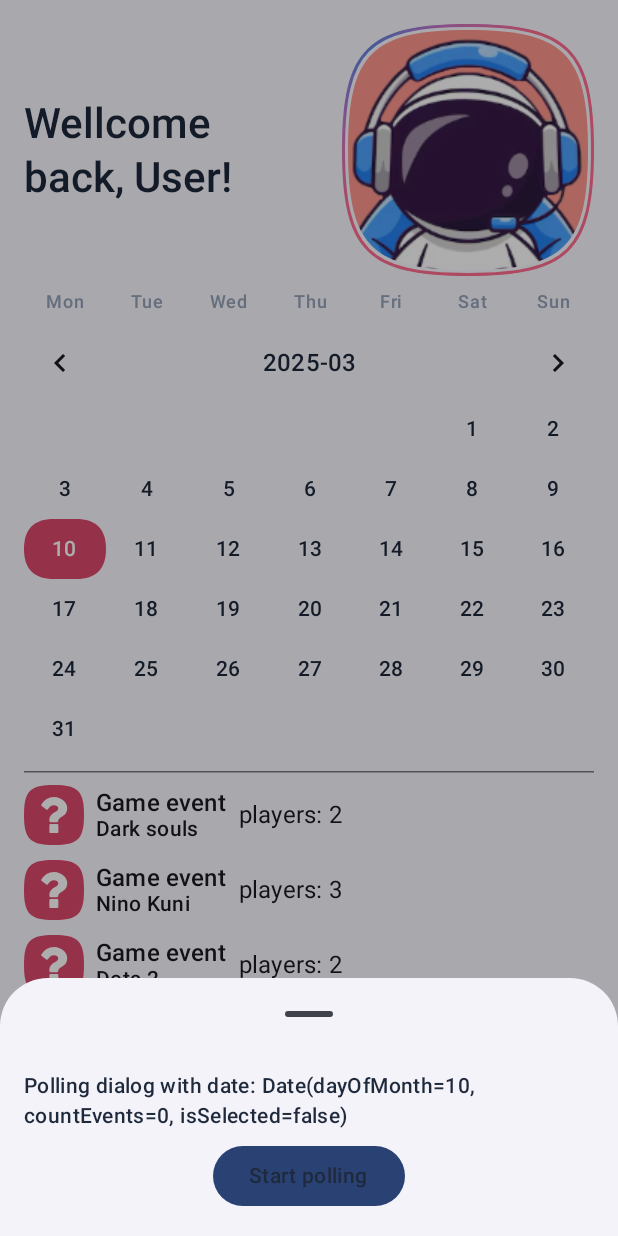
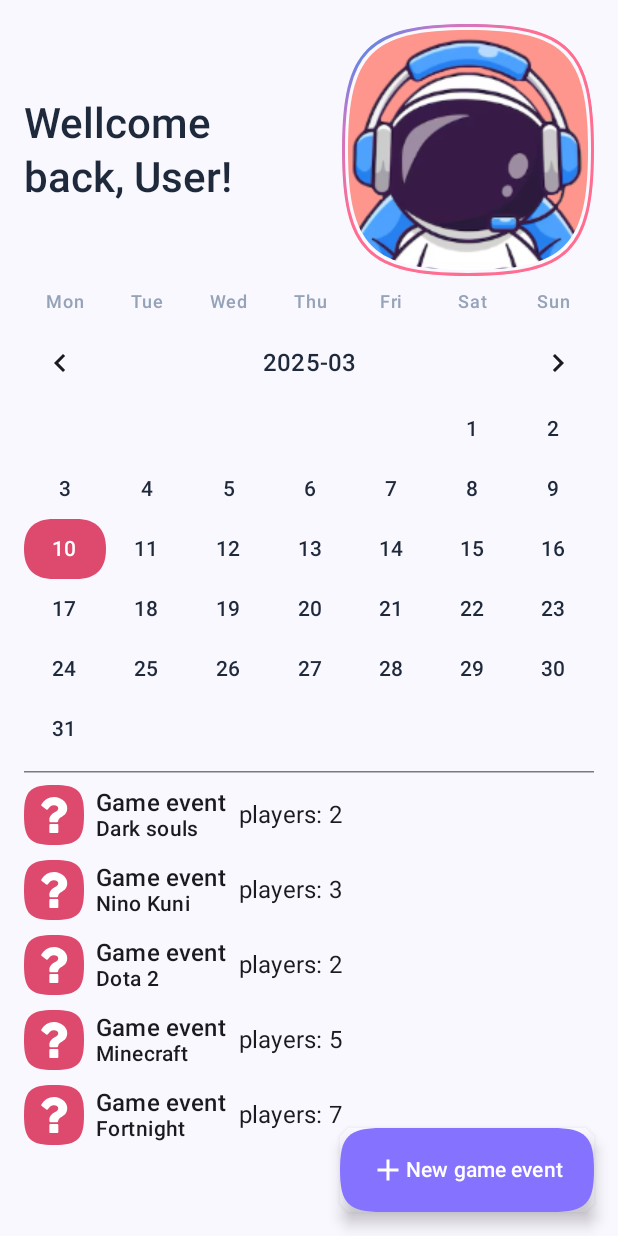
Before and after one commit to EvgenySamarin/SquadPlay, an Android app built with Jetpack Compose: the screen it shows after launch (MainActivity), after a tap on "10", on a phone screen of 412 x 824 dp. Run offline under Robolectric (Android 15) with nearby library versions, the phone set to English and light mode, and no system bars; our stand-ins replace window size class.

Commit message:
4 support add game event button
- Add `GameEventUIProvider` and `GameEventUIProviderImpl` to provide game event data.
- Introduce `GameEventUI` to represent game events.
- Add `EventLists` and `GameEvent` to display game events.
- Add `EmptyContent` Composable.
- Update calendar item to display event count.
- Add support for displaying game events on the selected date.
- Update `adaptive` styles naming.
- Refactor main screen layout to display game events.

Signed-off-by: evgeny.samarin <evgeny.samarin@lenta.com>

```diff
--- a/app/src/main/kotlin/com/eysamarin/squadplay/SquadPlayApp.kt
+++ b/app/src/main/kotlin/com/eysamarin/squadplay/SquadPlayApp.kt
@@ -53,6 +53,7 @@ private fun handleMainScreenAction(
     is MainScreenAction.OnPrevMonthTap -> viewModel.onPreviousMonthTap(action.yearMonth)
     MainScreenAction.OnDismissPolingDialog -> viewModel.dismissPolingDialog()
     MainScreenAction.OnPollingStartTap -> viewModel.onPollingStartTap()
+    MainScreenAction.OnAddGameEventTap -> viewModel.onAddGameEventTap()
 }
 
 
--- a/app/src/main/kotlin/com/eysamarin/squadplay/screens/main_screen/MainScreen.kt
+++ b/app/src/main/kotlin/com/eysamarin/squadplay/screens/main_screen/MainScreen.kt
@@ -13,8 +13,10 @@ import androidx.compose.foundation.lazy.LazyColumn
 import androidx.compose.foundation.lazy.grid.GridCells
 import androidx.compose.foundation.lazy.grid.LazyVerticalGrid
 import androidx.compose.foundation.lazy.items
-import androidx.compose.material3.Button
+import androidx.compose.material.icons.Icons
+import androidx.compose.material.icons.filled.Add
 import androidx.compose.material3.ExperimentalMaterial3Api
+import androidx.compose.material3.ExtendedFloatingActionButton
 import androidx.compose.material3.HorizontalDivider
 import androidx.compose.material3.Icon
 import androidx.compose.material3.ModalBottomSheet
@@ -43,8 +45,10 @@ import com.eysamarin.squadplay.ui.squircle.CornerSmoothing
 import com.eysamarin.squadplay.ui.squircle.SquircleShape
 import com.eysamarin.squadplay.ui.theme.Accent
 import com.eysamarin.squadplay.ui.theme.OnAccent
+import com.eysamarin.squadplay.ui.theme.OnTertiary
 import com.eysamarin.squadplay.ui.theme.PrimaryFont
 import com.eysamarin.squadplay.ui.theme.SquadPlayTheme
+import com.eysamarin.squadplay.ui.theme.Tertiary
 import com.eysamarin.squadplay.ui.theme.adaptiveBodyByHeight
 import com.eysamarin.squadplay.ui.theme.adaptiveHeadlineByHeight
 import com.eysamarin.squadplay.ui.theme.adaptiveTitleByHeight
@@ -81,33 +85,30 @@ fun MainScreen(
                     )
                 }
             }
+        },
+        floatingActionButton = {
+            ExtendedFloatingActionButton(
+                onClick = {
+                    onAction(MainScreenAction.OnAddGameEventTap)
+                },
+                shape = SquircleShape(cornerSmoothing = CornerSmoothing.High),
+                containerColor = Tertiary,
+                contentColor = OnTertiary,
+            ) {
+                Icon(imageVector = Icons.Filled.Add, contentDescription = "Add game event")
+                Text(text = "New game event")
+            }
         }
     )
 
 
     if (pollingDialogState is UiState.Normal<PollingDialogUI>) {
         ModalBottomSheet(onDismissRequest = { onAction(MainScreenAction.OnDismissPolingDialog) }) {
-            Column(
-                modifier = Modifier.padding(16.dp),
-                horizontalAlignment = Alignment.CenterHorizontally,
-                verticalArrangement = Arrangement.spacedBy(8.dp)
-            ) {
-                Text(
-                    text = "Polling dialog with date: ${pollingDialogState.data.selectedDate}",
-                    style = adaptiveBodyByHeight(windowSize),
-                    color = PrimaryFont,
-                )
-                Button(
-                    onClick = { onAction(MainScreenAction.OnPollingStartTap) }
-                ) {
-                    Text(
-                        text = "Start polling",
-                        style = adaptiveBodyByHeight(windowSize),
-                        color = PrimaryFont,
-                    )
-                }
-            }
-
+            AddGameEvent(
+                ui = pollingDialogState.data,
+                windowSize = windowSize,
+                onAction = onAction
+            )
         }
     }
 }
--- a/app/src/main/kotlin/com/eysamarin/squadplay/ui/theme/Color.kt
+++ b/app/src/main/kotlin/com/eysamarin/squadplay/ui/theme/Color.kt
@@ -11,6 +11,8 @@ val PrimaryFont = Color(0xFF1E293B)
 val SecondaryFont = Color(0xFF94A3B8)
 val OnAccent = Color(0xFFFFFFFF)
 val Accent = Color(0xFFDE496E)
+val Tertiary = Color(0xFF8572FF)
+val OnTertiary = Color(0xFFFFFFFF)
 val AvatarBorderGradient1 = Color(0xFF0A94F8)
 val AvatarBorderGradient2 = Color(0xFFC876C9)
 val AvatarBorderGradient3 = Color(0xFFFF6E91)
--- a/models/src/main/kotlin/com/eysamarin/squadplay/models/MainScreenModels.kt
+++ b/models/src/main/kotlin/com/eysamarin/squadplay/models/MainScreenModels.kt
@@ -5,6 +5,7 @@ import java.time.YearMonth
 sealed interface MainScreenAction {
     object OnDismissPolingDialog : MainScreenAction
     object OnPollingStartTap : MainScreenAction
+    object OnAddGameEventTap : MainScreenAction
     class OnPrevMonthTap(val yearMonth: YearMonth) : MainScreenAction
     class OnNextMonthTap(val yearMonth: YearMonth) : MainScreenAction
     class OnDateTap(val date: CalendarUI.Date) : MainScreenAction
@@ -40,6 +41,10 @@ data class GameEventUI(
 
 data class PollingDialogUI(
     val selectedDate: CalendarUI.Date,
+)
+
+val PREVIEW_POLLING_DIALOG_UI = PollingDialogUI(
+    selectedDate = CalendarUI.Date("6", 4, true),
 )
 
 val PREVIEW_CALENDAR_UI = CalendarUI(
```
Also changed, not shown: app/src/main/kotlin/com/eysamarin/squadplay/screens/main_screen/AddGameEvent.kt (added, +80 -0 lines), app/src/main/kotlin/com/eysamarin/squadplay/screens/main_screen/MainScreenViewModel.kt (+18 -2 lines).
